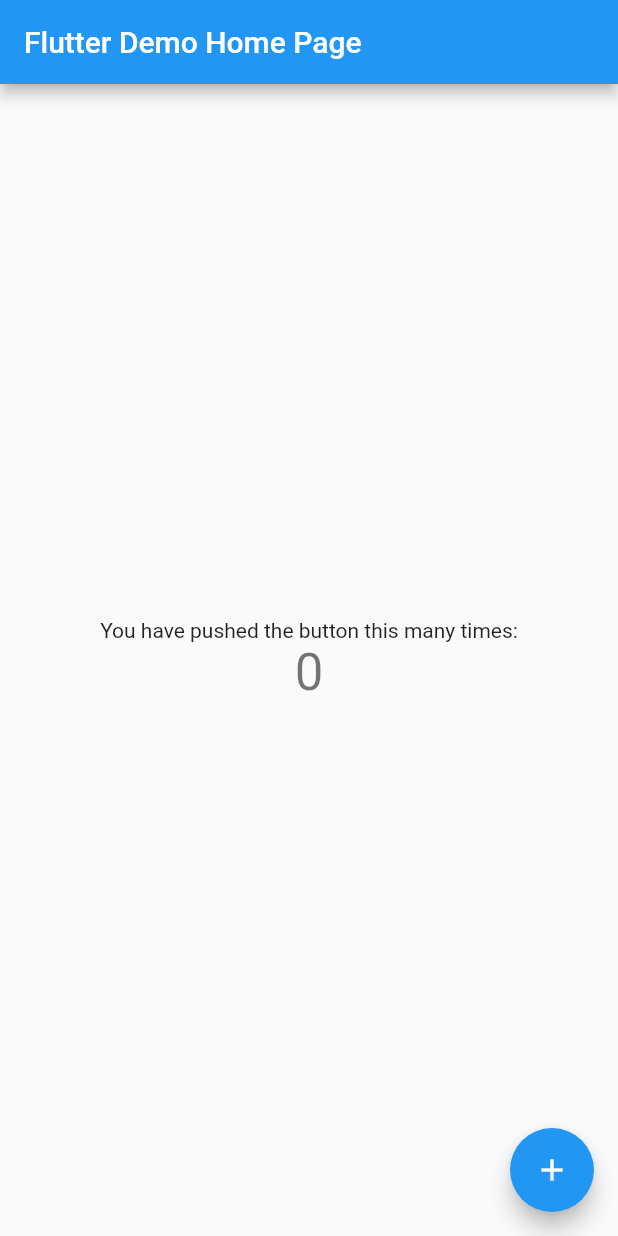
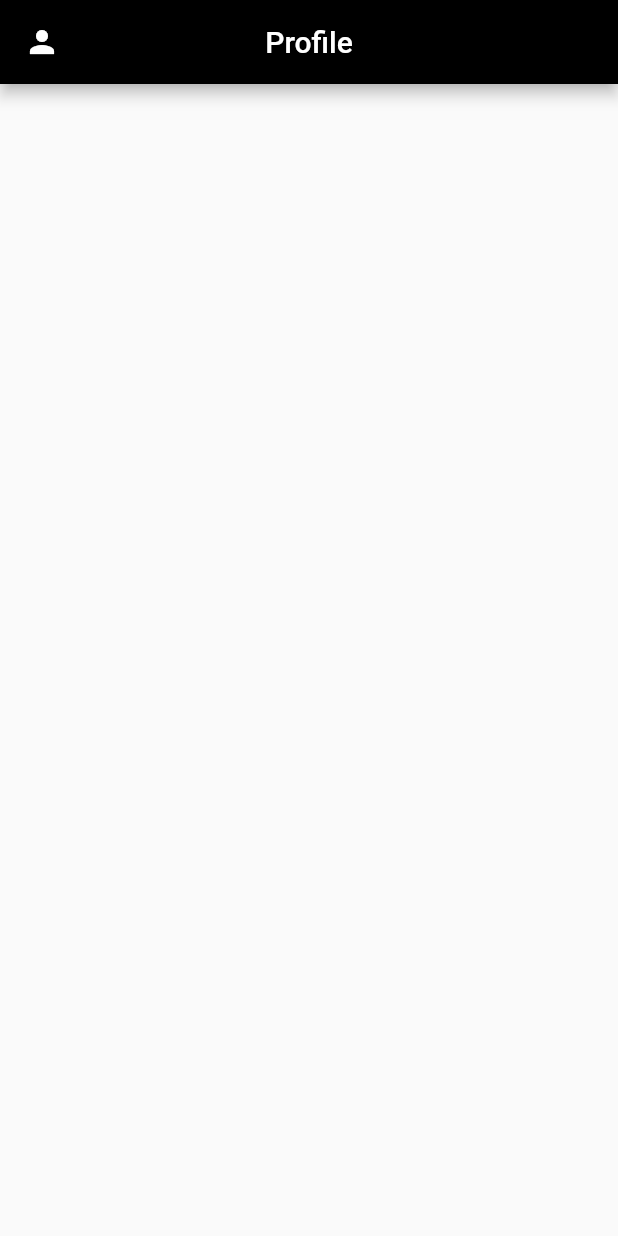
Before and after one commit to Abdelrahman-Rashad/profile, a Flutter app: the screen it shows after launch, on a phone screen of 412 x 824 dp. Run offline on Flutter 3.47's test engine with Material 2 defaults, Android fonts, the phone set to English and light mode, and no system bars; missing offline and left inert: dart:html.

Commit message:
create home

```diff
--- /dev/null
+++ b/lib/home.dart
@@ -0,0 +1,23 @@
+import 'dart:html';
+
+import 'package:flutter/material.dart';
+
+class Home extends StatefulWidget {
+  @override
+  _HomeState createState() => _HomeState();
+}
+
+class _HomeState extends State<Home> {
+  @override
+  Widget build(BuildContext context) {
+    return Scaffold(
+      appBar: AppBar(
+        title: Text('Profile'),
+        centerTitle: true,
+        leading: Icon(Icons.person),
+        backgroundColor: Colors.black,
+      ),
+      body: null,
+    );
+  }
+}
--- a/lib/main.dart
+++ b/lib/main.dart
@@ -1,113 +1,13 @@
 import 'package:flutter/material.dart';
+import 'package:task/home.dart';
 
-void main() {
-  runApp(MyApp());
-}
+main() => runApp(MyApp());
 
 class MyApp extends StatelessWidget {
-  // This widget is the root of your application.
   @override
   Widget build(BuildContext context) {
     return MaterialApp(
-      title: 'Flutter Demo',
-      theme: ThemeData(
-        // This is the theme of your application.
-        //
-        // Try running your application with "flutter run". You'll see the
-        // application has a blue toolbar. Then, without quitting the app, try
-        // changing the primarySwatch below to Colors.green and then invoke
-        // "hot reload" (press "r" in the console where you ran "flutter run",
-        // or simply save your changes to "hot reload" in a Flutter IDE).
-        // Notice that the counter didn't reset back to zero; the application
-        // is not restarted.
-        primarySwatch: Colors.blue,
-      ),
-      home: MyHomePage(title: 'Flutter Demo Home Page'),
+      home: Home(),
     );
   }
 }
-
-class MyHomePage extends StatefulWidget {
-  MyHomePage({Key key, this.title}) : super(key: key);
-
-  // This widget is the home page of your application. It is stateful, meaning
-  // that it has a State object (defined below) that contains fields that affect
-  // how it looks.
-
-  // This class is the configuration for the state. It holds the values (in this
-  // case the title) provided by the parent (in this case the App widget) and
-  // used by the build method of the State. Fields in a Widget subclass are
-  // always marked "final".
-
-  final String title;
-
-  @override
-  _MyHomePageState createState() => _MyHomePageState();
-}
-
-class _MyHomePageState extends State<MyHomePage> {
-  int _counter = 0;
-
-  void _incrementCounter() {
-    setState(() {
-      // This call to setState tells the Flutter framework that something has
-      // changed in this State, which causes it to rerun the build method below
-      // so that the display can reflect the updated values. If we changed
-      // _counter without calling setState(), then the build method would not be
-      // called again, and so nothing would appear to happen.
-      _counter++;
-    });
-  }
-
-  @override
-  Widget build(BuildContext context) {
-    // This method is rerun every time setState is called, for instance as done
-    // by the _incrementCounter method above.
-    //
-    // The Flutter framework has been optimized to make rerunning build methods
-    // fast, so that you can just rebuild anything that needs updating rather
-    // than having to individually change instances of widgets.
-    return Scaffold(
-      appBar: AppBar(
-        // Here we take the value from the MyHomePage object that was created by
-        // the App.build method, and use it to set our appbar title.
-        title: Text(widget.title),
-      ),
-      body: Center(
-        // Center is a layout widget. It takes a single child and positions it
-        // in the middle of the parent.
-        child: Column(
-          // Column is also a layout widget. It takes a list of children and
-          // arranges them vertically. By default, it sizes itself to fit its
-          // children horizontally, and tries to be as tall as its parent.
-          //
-          // Invoke "debug painting" (press "p" in the console, choose the
-          // "Toggle Debug Paint" action from the Flutter Inspector in Android
-          // Studio, or the "Toggle Debug Paint" command in Visual Studio Code)
-          // to see the wireframe for each widget.
-          //
-          // Column has various properties to control how it sizes itself and
-          // how it positions its children. Here we use mainAxisAlignment to
-          // center the children vertically; the main axis here is the vertical
-          // axis because Columns are vertical (the cross axis would be
-          // horizontal).
-          mainAxisAlignment: MainAxisAlignment.center,
-          children: <Widget>[
-            Text(
-              'You have pushed the button this many times:',
-            ),
-            Text(
-              '$_counter',
-              style: Theme.of(context).textTheme.headline4,
-            ),
-          ],
-        ),
-      ),
-      floatingActionButton: FloatingActionButton(
-        onPressed: _incrementCounter,
-        tooltip: 'Increment',
-        child: Icon(Icons.add),
-      ), // This trailing comma makes auto-formatting nicer for build methods.
-    );
-  }
-}
```
